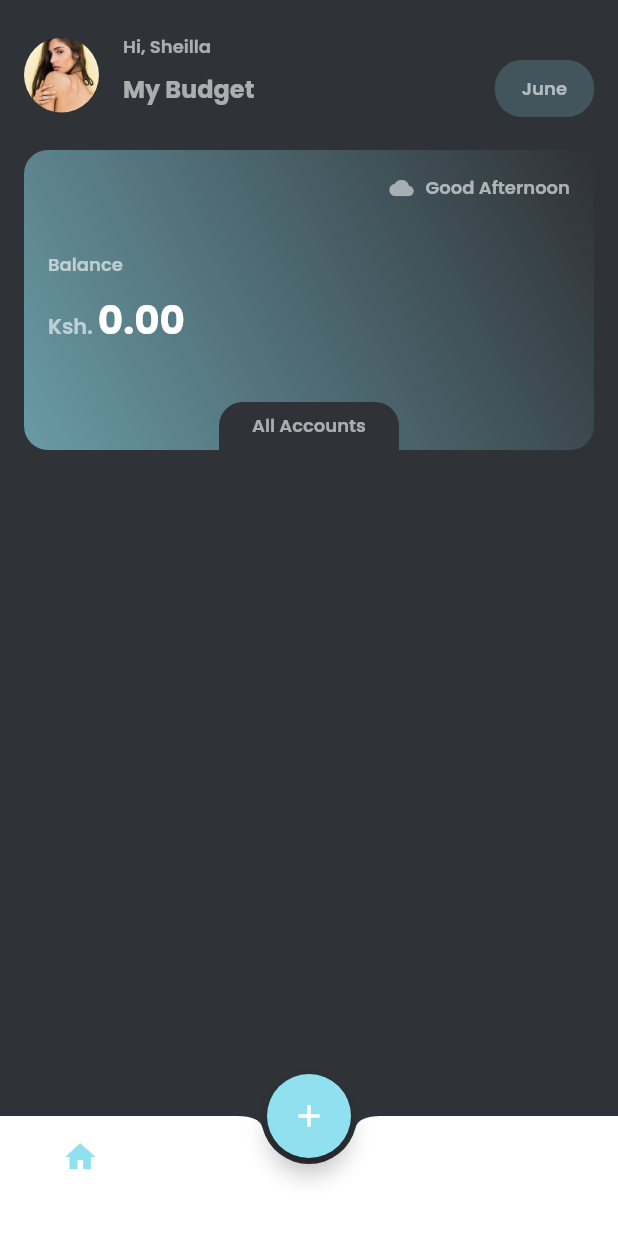
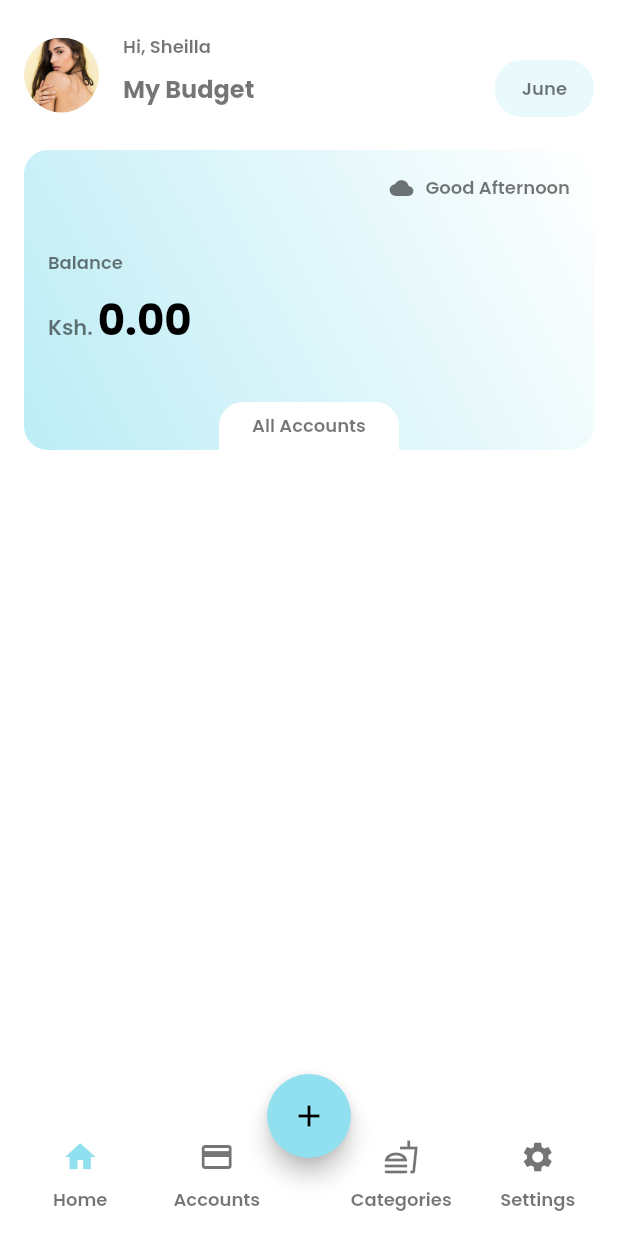
Before and after one commit to KenStarry/Budgetly, a Flutter app: the screen it shows after launch, on a phone screen of 412 x 824 dp. Run offline on Flutter 3.47's test engine with Material 2 defaults, Android fonts, the phone set to English and light mode, and no system bars; our stand-ins replace flutter_slidable, get, get_it, hive, hive_flutter, lottie and 1 more; missing offline and left inert: dart:ffi; accounts and stored records are empty.

Commit message:
UI Adjustments

```diff
--- /dev/null
+++ b/lib/core/presentation/utils/get_contrast_color.dart
@@ -0,0 +1,9 @@
+import 'package:flutter/material.dart';
+
+Color getTextColorForBackground({required Color backgroundColor}) {
+  if (ThemeData.estimateBrightnessForColor(backgroundColor) ==
+      Brightness.dark) {
+    return Colors.white;
+  }
+  return Colors.black;
+}
--- a/lib/features/feature_main/presentation/components/main_bottom_appbar.dart
+++ b/lib/features/feature_main/presentation/components/main_bottom_appbar.dart
@@ -8,6 +8,7 @@ Widget mainBottomAppBar({required List<Widget> tabs}) => BottomAppBar(
       padding: const EdgeInsets.symmetric(horizontal: 8),
       shape: const CircularNotchedRectangle(),
       notchMargin: 4,
+      color: Theme.of(Get.context!).scaffoldBackgroundColor,
       child: Row(
         mainAxisAlignment: MainAxisAlignment.spaceBetween,
         crossAxisAlignment: CrossAxisAlignment.center,
--- a/lib/features/feature_main/presentation/controller/main_controller.dart
+++ b/lib/features/feature_main/presentation/controller/main_controller.dart
@@ -1,5 +1,6 @@
 import 'dart:ui';
 
+import 'package:budgetly/core/presentation/utils/get_contrast_color.dart';
 import 'package:flutter/material.dart';
 import 'package:flutter/widgets.dart';
 import 'package:get/get.dart';
@@ -7,26 +8,40 @@ import 'package:get/get.dart';
 class MainController extends GetxController {
   // Observing Platform brightness
   var brightness = MediaQuery.of(Get.context!).platformBrightness.obs;
+  var isDarkMode =
+      (MediaQuery.of(Get.context!).platformBrightness == Brightness.dark).obs;
 
   // the currently selected tab
   var currentTabIndex = 0.obs;
+
   //  fab icon based on the currentIndex
-  var fabIcon = Icon(Icons.add).obs;
+  var fabIcon = Icon(
+    Icons.add,
+    color: getTextColorForBackground(
+        backgroundColor: Theme.of(Get.context!).primaryColor),
+  ).obs;
 
-  bool isDarkMode() => brightness.value == Brightness.dark;
+  // bool isDarkMode() => brightness.value == Brightness.dark;
 
   void onTabChanged({required int index}) {
     currentTabIndex.value = index;
 
     if (index == 0) {
-      fabIcon.value = const Icon(Icons.add);
+      fabIcon.value = Icon(Icons.add,
+          color: getTextColorForBackground(
+              backgroundColor: Theme.of(Get.context!).primaryColor));
     } else if (index == 1) {
-      fabIcon.value = const Icon(Icons.add_card_sharp);
-      print("This was called");
+      fabIcon.value = Icon(Icons.add_card_sharp,
+          color: getTextColorForBackground(
+              backgroundColor: Theme.of(Get.context!).primaryColor));
     } else if (index == 2) {
-      fabIcon.value = const Icon(Icons.fastfood_sharp);
+      fabIcon.value = Icon(Icons.fastfood_sharp,
+          color: getTextColorForBackground(
+              backgroundColor: Theme.of(Get.context!).primaryColor));
     } else {
-      fabIcon.value = const Icon(Icons.add);
+      fabIcon.value = Icon(Icons.add,
+          color: getTextColorForBackground(
+              backgroundColor: Theme.of(Get.context!).primaryColor));
     }
   }
 }
--- a/lib/features/feature_main/presentation/main_screen.dart
+++ b/lib/features/feature_main/presentation/main_screen.dart
@@ -107,12 +107,12 @@ class _MainScreenState extends State<MainScreen> {
         value: SystemUiOverlayStyle(
             systemNavigationBarColor: Theme.of(context).scaffoldBackgroundColor,
             systemNavigationBarIconBrightness:
-                _controller.isDarkMode() ? Brightness.light : Brightness.dark),
+            _controller.isDarkMode.value ? Brightness.light : Brightness.dark),
         child: Scaffold(
           floatingActionButtonLocation:
-              FloatingActionButtonLocation.centerDocked,
+          FloatingActionButtonLocation.centerDocked,
           floatingActionButton: Obx(
-            () {
+                () {
               if (_controller.currentTabIndex.value == 3) {
                 //  return nothing
                 return const SizedBox.shrink();
@@ -137,7 +137,7 @@ class _MainScreenState extends State<MainScreen> {
             },
           ),
           body: Obx(
-            () => IndexedStack(
+                () => IndexedStack(
               index: _controller.currentTabIndex.value,
               children: _pages,
             ),
--- a/lib/main.dart
+++ b/lib/main.dart
@@ -38,7 +38,7 @@ class _MyAppState extends State<MyApp> {
     ControllersDI.invoke();
 
     return GetMaterialApp(
-      themeMode: ThemeMode.dark,
+      themeMode: ThemeMode.system,
       theme: MyTheme.lightTheme,
       darkTheme: MyTheme.darkTheme,
       debugShowCheckedModeBanner: false,
--- a/lib/theme/my_theme.dart
+++ b/lib/theme/my_theme.dart
@@ -20,7 +20,7 @@ class MyTheme {
             fontSize: 24,
             fontWeight: FontWeight.bold,
             fontFamily: 'Poppins',
-            color: MyColors.lightColors['text_black_87']),
+            color: MyColors.lightColors['text_black']),
         titleSmall: TextStyle(
           fontSize: 20,
           fontWeight: FontWeight.w700,
@@ -62,7 +62,7 @@ class MyTheme {
             fontSize: 24,
             fontWeight: FontWeight.bold,
             fontFamily: 'Poppins',
-            color: MyColors.darkColors['text_white_70']),
+            color: MyColors.darkColors['text_white']),
         titleSmall: TextStyle(
           fontSize: 20,
           fontWeight: FontWeight.w700,
```
Also changed, not shown: lib/core/presentation/components/account_card/account_card_1.dart (+33 -23 lines).
